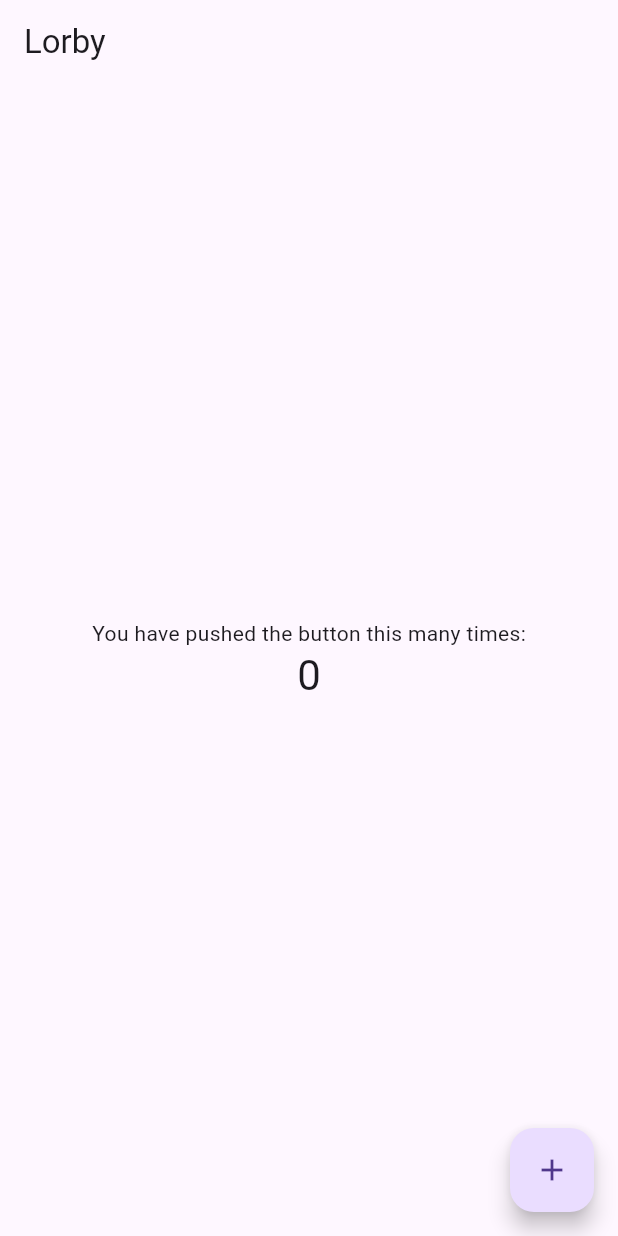
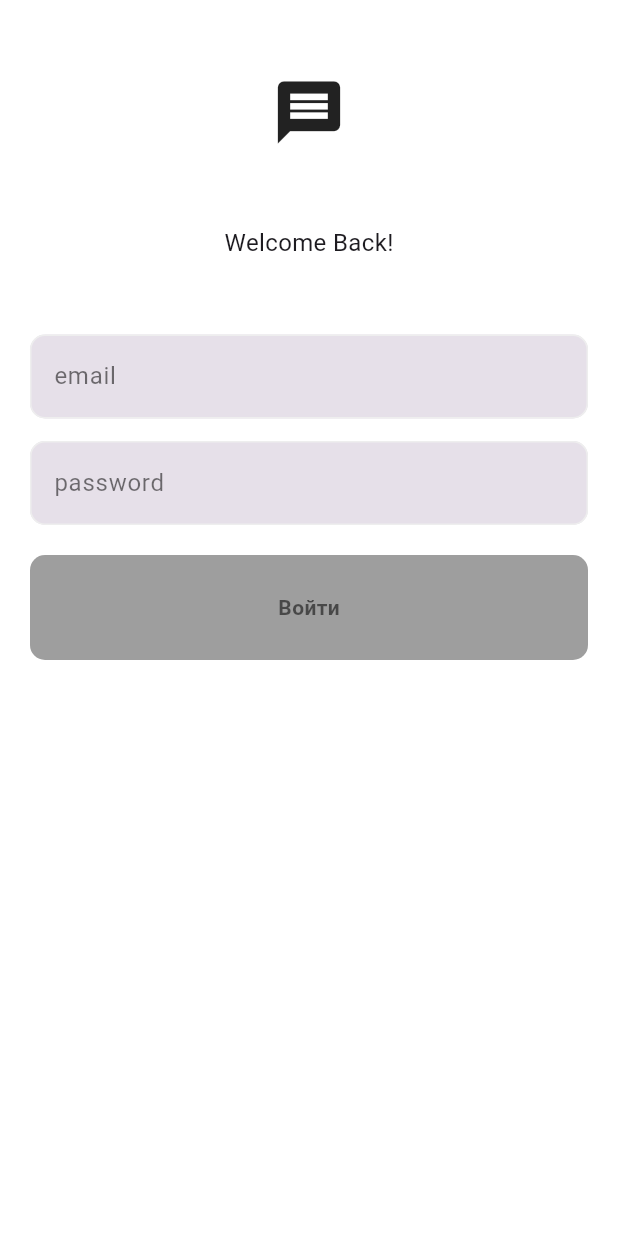
Before and after one commit to baiaman1/lorby, a Flutter app: the screen it shows after launch, on a phone screen of 412 x 824 dp. Run offline on Flutter 3.47's test engine with Material 3 defaults, Android fonts, the light colour scheme and no system bars.

Commit message:
login page demo

```diff
--- /dev/null
+++ b/lib/components/button.dart
@@ -0,0 +1,32 @@
+import 'package:flutter/material.dart';
+
+class Button extends StatelessWidget {
+  final void Function()? onTap;
+  final String text;
+  const Button({ Key? key, required this.onTap, required this.text }) : super(key: key);
+
+  @override
+  Widget build(BuildContext context) {
+    return GestureDetector(
+      onTap: onTap,
+      child: Container(
+        padding: const EdgeInsets.all(25),
+        decoration: BoxDecoration(
+          borderRadius: BorderRadius.circular(10.0),
+          color: Colors.grey
+        ),
+        child: Center(
+          child: Text(
+            text,
+            style: TextStyle(
+              color: Colors.black54,
+              fontWeight: FontWeight.bold,
+            ),
+
+          ),
+        ),
+      ),
+
+    );
+  }
+}
--- /dev/null
+++ b/lib/components/text_field.dart
@@ -0,0 +1,32 @@
+import 'package:flutter/material.dart';
+
+class MyTextField extends StatelessWidget {
+  final TextEditingController controller;
+  final String hintText;
+  final bool obscureText;
+  const MyTextField({Key? key, required this.controller, required this.hintText, required this.obscureText}) : super(key: key);
+
+  @override
+  Widget build(BuildContext context) {
+    return TextField(
+      controller: controller,
+      obscureText: obscureText,
+      decoration: InputDecoration(
+
+        enabledBorder: OutlineInputBorder(
+          borderRadius: BorderRadius.circular(10.0),
+          borderSide: BorderSide(color: Colors.grey.shade200)
+        ),
+        focusedBorder: const OutlineInputBorder(
+          borderSide: BorderSide(color: Colors.white),
+        ),
+        fillColor: Colors.grey[250],
+        filled: true,
+        hintText: hintText,
+        hintStyle: const TextStyle(
+          color: Colors.black54
+        )
+      ),
+    );
+  }
+}
--- a/lib/login.dart
+++ b/lib/login.dart
@@ -0,0 +1,69 @@
+import 'package:flutter/material.dart';
+import 'package:lorby/components/button.dart';
+import 'package:lorby/components/text_field.dart';
+
+class LoginPage extends StatefulWidget {
+  const LoginPage({Key? key}) : super(key: key);
+
+  @override
+  _LoginPageState createState() => _LoginPageState();
+}
+
+class _LoginPageState extends State<LoginPage> {
+  // text controllers
+  final emailController = TextEditingController();
+  final passwordController = TextEditingController();
+
+  @override
+  Widget build(BuildContext context) {
+    return Scaffold(
+      backgroundColor: Colors.white,
+      body: SafeArea(
+        child: Center(
+      child: Padding(
+        padding: const EdgeInsets.symmetric(horizontal: 20.0),
+        child: Column(
+          children: [
+            const SizedBox(height: 50),
+            //logox
+            Icon(Icons.message, size: 50,),
+            const SizedBox(height: 50),
+            //  WelcomeBack
+            Text(
+              'Welcome Back!',
+              style: TextStyle(
+                fontSize: 16,
+              ),
+            ),
+            const SizedBox(height: 50),
+
+            // email
+            MyTextField(
+              controller: emailController,
+              hintText: 'email',
+              obscureText: false
+            ),
+            const SizedBox(height: 15),
+
+            // password
+            MyTextField(
+              controller: passwordController,
+              hintText: 'password',
+              obscureText: true
+            ),
+            const SizedBox(height: 20),
+
+            // sub button
+            Button(
+              onTap: (){},
+              text: 'Войти',
+            ),
+
+            // register now
+
+          ],
+        ),
+      ),
+    )));
+  }
+}
--- a/lib/main.dart
+++ b/lib/main.dart
@@ -1,11 +1,11 @@
 import 'package:flutter/material.dart';
 import 'package:flutter/services.dart';
+import 'package:lorby/login.dart';
 
 void main() {
   WidgetsFlutterBinding.ensureInitialized();
   SystemChrome.setEnabledSystemUIOverlays(
-    [SystemUiOverlay.bottom, SystemUiOverlay.top]
-  );
+      [SystemUiOverlay.bottom, SystemUiOverlay.top]);
   runApp(MyApp());
 }
 
@@ -32,39 +32,12 @@ class MyHomePage extends StatefulWidget {
 }
 
 class _MyHomePageState extends State<MyHomePage> {
-  int _counter = 0;
-
-  void _incrementCounter() {
-    setState(() {
-      _counter++;
-    });
-  }
-
   @override
   Widget build(BuildContext context) {
-    return Scaffold(
-      appBar: AppBar(
-        title: Text(widget.title),
-      ),
-      body: Center(
-        child: Column(
-          mainAxisAlignment: MainAxisAlignment.center,
-          children: <Widget>[
-            Text(
-              'You have pushed the button this many times:',
-            ),
-            Text(
-              '$_counter',
-              style: Theme.of(context).textTheme.headline4,
-            ),
-          ],
-        ),
-      ),
-      floatingActionButton: FloatingActionButton(
-        onPressed: _incrementCounter,
-        tooltip: 'Increment',
-        child: Icon(Icons.add),
-      ),
+    final height = MediaQuery.of(context).size.height;
+    return MaterialApp(
+      debugShowCheckedModeBanner: false,
+      home: LoginPage(),
     );
   }
 }
--- a/pubspec.yaml
+++ b/pubspec.yaml
@@ -59,6 +59,9 @@ flutter:
   # the material Icons class.
   uses-material-design: true
 
+  assets:
+    - assets/login.jpg
+
   # To add assets to your application, add an assets section, like this:
   # assets:
   #   - images/a_dot_burr.jpeg
```
Also changed, not shown: assets/login.jpg (added), assets/login.png (added).
